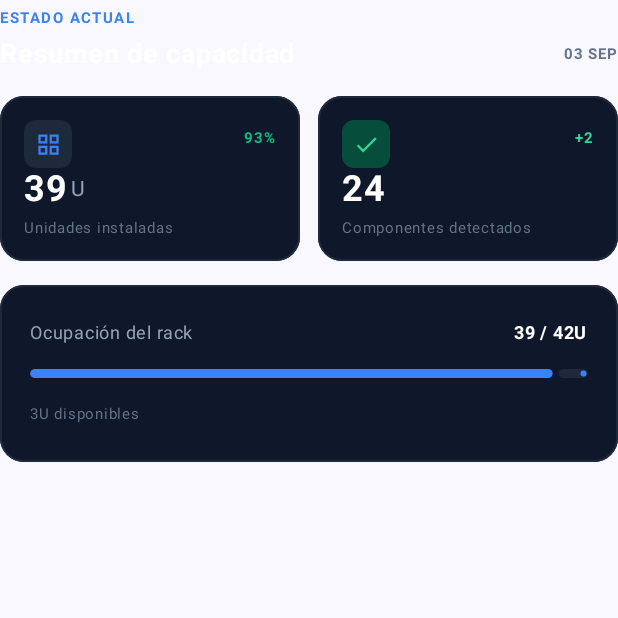
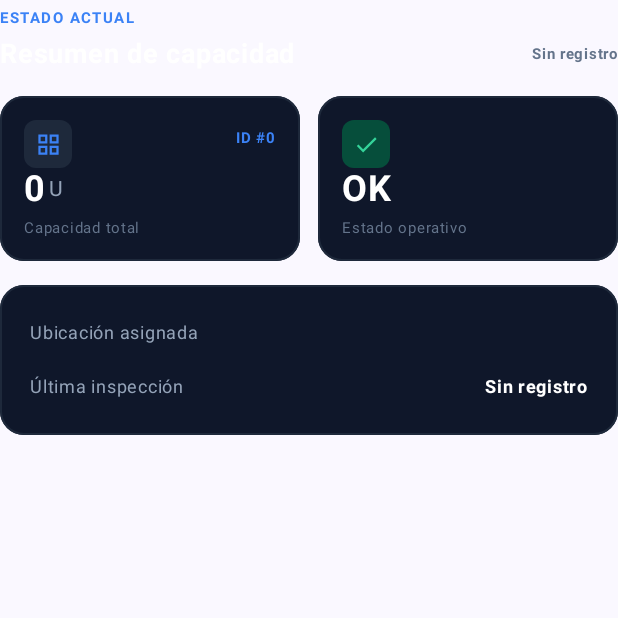
Before and after one commit to LucasRamirez04/CompoRack, an Android app built with Jetpack Compose: the composable SeccionEstadoActual shown on its own in the app's theme, on a phone screen of 412 x 824 dp, the top half of it. Run offline under Robolectric (Android 15) with nearby library versions, the phone set to English and light mode, and no system bars.

Commit message:
Actualizacion DetalleRackScreen.kt con funcion de buscar Racks por id

```diff
--- a/app/src/main/java/com/duoc/comporack/ui/DetalleRackScreen.kt
+++ b/app/src/main/java/com/duoc/comporack/ui/DetalleRackScreen.kt
@@ -4,17 +4,18 @@ import androidx.compose.foundation.background
 import androidx.compose.foundation.border
 import androidx.compose.foundation.clickable
 import androidx.compose.foundation.layout.*
+import androidx.compose.foundation.shape.CircleShape
 import androidx.compose.foundation.shape.RoundedCornerShape
 import androidx.compose.material.icons.Icons
 import androidx.compose.material.icons.filled.ArrowBackIosNew
 import androidx.compose.material.icons.filled.ArrowForward
 import androidx.compose.material.icons.filled.Check
 import androidx.compose.material.icons.filled.GridView
-import androidx.compose.material.icons.filled.MoreHoriz
 import androidx.compose.material.icons.filled.QrCodeScanner
 import androidx.compose.material.icons.filled.Storage
 import androidx.compose.material3.*
 import androidx.compose.runtime.Composable
+import androidx.compose.runtime.LaunchedEffect
 import androidx.compose.ui.Alignment
 import androidx.compose.ui.Modifier
 import androidx.compose.ui.draw.clip
@@ -23,10 +24,27 @@ import androidx.compose.ui.text.font.FontWeight
 import androidx.compose.ui.text.style.TextAlign
 import androidx.compose.ui.unit.dp
 import androidx.compose.ui.unit.sp
+import androidx.lifecycle.viewmodel.compose.viewModel
 import androidx.navigation.NavController
+import com.duoc.comporack.model.Racks
+import com.duoc.comporack.viewmodel.DetalleRackViewModel
+import java.text.SimpleDateFormat
+import java.util.Date
+import java.util.Locale
 
 @Composable
-fun DetalleRackScreen(navController: NavController) {
+fun DetalleRackScreen(
+    navController: NavController,
+    rackId: Int,
+    viewModel: DetalleRackViewModel = viewModel()
+) {
+    val state = viewModel.uiState
+
+    // Se ejecuta automáticamente al entrar a la pantalla con el ID del rack tocado
+    LaunchedEffect(rackId) {
+        viewModel.cargarRack(rackId)
+    }
+
     Scaffold(
         containerColor = Color(0xFF0A1128)
     ) { paddingValues ->
@@ -37,19 +55,48 @@ fun DetalleRackScreen(navController: NavController) {
                 .padding(horizontal = 20.dp)
         ) {
             Spacer(modifier = Modifier.height(16.dp))
-            TopBarDetalle(navController)
+            TopBarDetalle(
+                navController = navController,
+                subtitulo = state.rack?.ubicacion?.uppercase() ?: "CARGANDO..."
+            )
             Spacer(modifier = Modifier.height(24.dp))
-            TarjetaRackSeleccionado()
-            Spacer(modifier = Modifier.height(16.dp))
-            BotonesAccion(navController)
-            Spacer(modifier = Modifier.height(24.dp))
-            SeccionEstadoActual()
+
+            when {
+                state.cargando -> {
+                    Box(modifier = Modifier.fillMaxSize(), contentAlignment = Alignment.Center) {
+                        CircularProgressIndicator(color = Color(0xFF3B82F6))
+                    }
+                }
+
+                state.error != null -> {
+                    Box(modifier = Modifier.fillMaxSize(), contentAlignment = Alignment.Center) {
+                        Column(horizontalAlignment = Alignment.CenterHorizontally) {
+                            Text(text = state.error, color = Color(0xFFEF4444), fontSize = 14.sp)
+                            Spacer(modifier = Modifier.height(12.dp))
+                            Button(
+                                onClick = { viewModel.cargarRack(rackId) },
+                                colors = ButtonDefaults.buttonColors(containerColor = Color(0xFF2563EB))
+                            ) {
+                                Text("Reintentar", color = Color.White)
+                            }
+                        }
+                    }
+                }
+
+                state.rack != null -> {
+                    TarjetaRackSeleccionado(rack = state.rack)
+                    Spacer(modifier = Modifier.height(16.dp))
+                    BotonesAccion(navController = navController)
+                    Spacer(modifier = Modifier.height(24.dp))
+                    SeccionEstadoActual(rack = state.rack)
+                }
+            }
         }
     }
 }
 
 @Composable
-fun TopBarDetalle(navController: NavController) {
+fun TopBarDetalle(navController: NavController, subtitulo: String) {
     Row(
         modifier = Modifier.fillMaxWidth(),
         horizontalArrangement = Arrangement.SpaceBetween,
@@ -78,7 +125,7 @@ fun TopBarDetalle(navController: NavController) {
                 fontWeight = FontWeight.Bold
             )
             Text(
-                text = "SALA PRINCIPAL",
+                text = subtitulo,
                 color = Color(0xFF64748B),
                 fontSize = 10.sp,
                 fontWeight = FontWeight.Bold,
@@ -88,41 +135,83 @@ fun TopBarDetalle(navController: NavController) {
         Spacer(modifier = Modifier.size(44.dp))
     }
 }
+
 @Composable
-fun TarjetaRackSeleccionado() {
+fun TarjetaRackSeleccionado(rack: Racks) {
+    val colorEstado = if (rack.esOperativo) Color(0xFF10B981) else Color(0xFFFBBF24)
+
     Card(
         modifier = Modifier.fillMaxWidth(),
         colors = CardDefaults.cardColors(containerColor = Color(0xFF0F172A)),
         shape = RoundedCornerShape(16.dp),
-        border = CardDefaults.outlinedCardBorder(true).copy(brush = androidx.compose.ui.graphics.SolidColor(Color(0xFF1E293B)))
+        border = CardDefaults.outlinedCardBorder(true).copy(
+            brush = androidx.compose.ui.graphics.SolidColor(Color(0xFF1E293B))
+        )
     ) {
         Column {
             Row(
-                modifier = Modifier.fillMaxWidth().padding(20.dp),
+                modifier = Modifier
+                    .fillMaxWidth()
+                    .padding(20.dp),
                 horizontalArrangement = Arrangement.SpaceBetween,
                 verticalAlignment = Alignment.CenterVertically
             ) {
                 Column {
-                    Text("RACK SELECCIONADO", color = Color(0xFF3B82F6), fontSize = 10.sp, fontWeight = FontWeight.Bold, letterSpacing = 1.sp)
+                    Text(
+                        "RACK SELECCIONADO",
+                        color = Color(0xFF3B82F6),
+                        fontSize = 10.sp,
+                        fontWeight = FontWeight.Bold,
+                        letterSpacing = 1.sp
+                    )
                     Spacer(modifier = Modifier.height(8.dp))
-                    Text("RACK-A01", color = Color.White, fontSize = 32.sp, fontWeight = FontWeight.Bold)
+                    Text(
+                        "RACK-${rack.id}",
+                        color = Color.White,
+                        fontSize = 32.sp,
+                        fontWeight = FontWeight.Bold
+                    )
                     Spacer(modifier = Modifier.height(4.dp))
-                    Text("Data Center Sala Principal", color = Color(0xFF94A3B8), fontSize = 12.sp)
+                    Text(rack.ubicacion, color = Color(0xFF94A3B8), fontSize = 12.sp)
                 }
-                Icon(Icons.Default.Storage, contentDescription = "Rack Icon", tint = Color(0xFF334155), modifier = Modifier.size(64.dp))
+                Icon(
+                    Icons.Default.Storage,
+                    contentDescription = "Rack Icon",
+                    tint = Color(0xFF334155),
+                    modifier = Modifier.size(64.dp)
+                )
             }
             HorizontalDivider(color = Color(0xFF1E293B), thickness = 1.dp)
             Row(
-                modifier = Modifier.fillMaxWidth().padding(horizontal = 20.dp, vertical = 12.dp),
+                modifier = Modifier
+                    .fillMaxWidth()
+                    .padding(horizontal = 20.dp, vertical = 12.dp),
                 horizontalArrangement = Arrangement.SpaceBetween,
                 verticalAlignment = Alignment.CenterVertically
             ) {
                 Row(verticalAlignment = Alignment.CenterVertically) {
-                    Box(modifier = Modifier.size(8.dp).clip(androidx.compose.foundation.shape.CircleShape).background(Color(0xFF10B981)))
+                    Box(
+                        modifier = Modifier
+                            .size(8.dp)
+                            .clip(CircleShape)
+                            .background(colorEstado)
+                    )
                     Spacer(modifier = Modifier.width(6.dp))
-                    Text("OPERATIVO", color = Color(0xFF10B981), fontSize = 10.sp, fontWeight = FontWeight.Bold, letterSpacing = 1.sp)
+                    Text(
+                        rack.estado.uppercase(),
+                        color = colorEstado,
+                        fontSize = 10.sp,
+                        fontWeight = FontWeight.Bold,
+                        letterSpacing = 1.sp
+                    )
                 }
-                Text("FILA A - POS. 01", color = Color(0xFF64748B), fontSize = 10.sp, fontWeight = FontWeight.Bold, letterSpacing = 1.sp)
+                Text(
+                    "CAPACIDAD ${rack.capacidad}U",
+                    color = Color(0xFF64748B),
+                    fontSize = 10.sp,
+                    fontWeight = FontWeight.Bold,
+                    letterSpacing = 1.sp
+                )
             }
         }
     }
@@ -136,12 +225,18 @@ fun BotonesAccion(navController: NavController) {
     ) {
         Button(
             onClick = { navController.navigate("nuevo_registro") },
-            modifier = Modifier.weight(1f).height(80.dp),
+            modifier = Modifier
+                .weight(1f)
+                .height(80.dp),
             colors = ButtonDefaults.buttonColors(containerColor = Color(0xFF2563EB)),
             shape = RoundedCornerShape(16.dp)
         ) {
             Column(modifier = Modifier.fillMaxSize(), verticalArrangement = Arrangement.Center) {
-                Row(modifier = Modifier.fillMaxWidth(), horizontalArrangement = Arrangement.SpaceBetween, verticalAlignment = Alignment.CenterVertically) {
+                Row(
+                    modifier = Modifier.fillMaxWidth(),
+                    horizontalArrangement = Arrangement.SpaceBetween,
+                    verticalAlignment = Alignment.CenterVertically
+                ) {
                     Icon(Icons.Default.QrCodeScanner, contentDescription = "Escanear", tint = Color.White)
                     Icon(Icons.Default.ArrowForward, contentDescription = "Ir", tint = Color.White, modifier = Modifier.size(16.dp))
                 }
@@ -151,43 +246,84 @@ fun BotonesAccion(navController: NavController) {
         }
 
         Card(
-            modifier = Modifier.weight(1f).height(80.dp).clickable { navController.navigate("resumen") },
+            modifier = Modifier
+                .weight(1f)
+                .height(80.dp)
+                .clickable { navController.navigate("resumen") },
             colors = CardDefaults.cardColors(containerColor = Color(0xFF0F172A)),
             shape = RoundedCornerShape(16.dp),
-            border = CardDefaults.outlinedCardBorder(true).copy(brush = androidx.compose.ui.graphics.SolidColor(Color(0xFF1E293B)))
+            border = CardDefaults.outlinedCardBorder(true).copy(
+                brush = androidx.compose.ui.graphics.SolidColor(Color(0xFF1E293B))
+            )
         ) {
             Column(
-                modifier = Modifier.fillMaxSize().padding(12.dp),
+                modifier = Modifier
+                    .fillMaxSize()
+                    .padding(12.dp),
                 verticalArrangement = Arrangement.Center,
                 horizontalAlignment = Alignment.CenterHorizontally
             ) {
                 Icon(Icons.Default.GridView, contentDescription = "Resumen", tint = Color.White, modifier = Modifier.size(24.dp))
                 Spacer(modifier = Modifier.height(8.dp))
-                Text("Resumen Registro Anterior", color = Color.White, fontWeight = FontWeight.Bold, fontSize = 11.sp, textAlign = TextAlign.Center, lineHeight = 14.sp)
+                Text(
+                    "Resumen Registro Anterior",
+                    color = Color.White,
+                    fontWeight = FontWeight.Bold,
+                    fontSize = 11.sp,
+                    textAlign = TextAlign.Center,
+                    lineHeight = 14.sp
+                )
             }
         }
     }
 }
 
 @Composable
-fun SeccionEstadoActual() {
+fun SeccionEstadoActual(rack: Racks) {
     Column {
-        Text("ESTADO ACTUAL", color = Color(0xFF3B82F6), fontSize = 10.sp, fontWeight = FontWeight.Bold, letterSpacing = 1.sp)
-        Row(modifier = Modifier.fillMaxWidth(), horizontalArrangement = Arrangement.SpaceBetween, verticalAlignment = Alignment.CenterVertically) {
+        Text(
+            "ESTADO ACTUAL",
+            color = Color(0xFF3B82F6),
+            fontSize = 10.sp,
+            fontWeight = FontWeight.Bold,
+            letterSpacing = 1.sp
+        )
+        Row(
+            modifier = Modifier.fillMaxWidth(),
+            horizontalArrangement = Arrangement.SpaceBetween,
+            verticalAlignment = Alignment.CenterVertically
+        ) {
             Text("Resumen de capacidad", color = Color.White, fontSize = 18.sp, fontWeight = FontWeight.Bold)
-            Text("03 SEP", color = Color(0xFF64748B), fontSize = 10.sp, fontWeight = FontWeight.Bold)
+            Text(
+                formatearFechaDetalle(rack.ultimaInspeccion),
+                color = Color(0xFF64748B),
+                fontSize = 10.sp,
+                fontWeight = FontWeight.Bold
+            )
         }
         Spacer(modifier = Modifier.height(16.dp))
         Row(modifier = Modifier.fillMaxWidth(), horizontalArrangement = Arrangement.spacedBy(12.dp)) {
             TarjetaInformativa(
-                modifier = Modifier.weight(1f), icono = Icons.Default.GridView, valorGrande = "39", valorSufijo = "U",
-                descripcion = "Unidades instaladas", badge = "93%", iconoFondoColor = Color(0xFF1E293B),
-                iconoIconoColor = Color(0xFF3B82F6), badgeColor = Color(0xFF10B981)
+                modifier = Modifier.weight(1f),
+                icono = Icons.Default.GridView,
+                valorGrande = rack.capacidad.toString(),
+                valorSufijo = "U",
+                descripcion = "Capacidad total",
+                badge = "ID #${rack.id}",
+                iconoFondoColor = Color(0xFF1E293B),
+                iconoIconoColor = Color(0xFF3B82F6),
+                badgeColor = Color(0xFF3B82F6)
             )
             TarjetaInformativa(
-                modifier = Modifier.weight(1f), icono = Icons.Default.Check, valorGrande = "24", valorSufijo = "",
-                descripcion = "Componentes detectados", badge = "+2", iconoFondoColor = Color(0xFF064E3B),
-                iconoIconoColor = Color(0xFF34D399), badgeColor = Color(0xFF34D399)
+                modifier = Modifier.weight(1f),
+                icono = Icons.Default.Check,
+                valorGrande = if (rack.esOperativo) "OK" else "REV",
+                valorSufijo = "",
+                descripcion = "Estado operativo",
+                badge = rack.estado.uppercase(),
+                iconoFondoColor = if (rack.esOperativo) Color(0xFF064E3B) else Color(0xFF451A03),
+                iconoIconoColor = if (rack.esOperativo) Color(0xFF34D399) else Color(0xFFFBBF24),
+                badgeColor = if (rack.esOperativo) Color(0xFF34D399) else Color(0xFFFBBF24)
             )
         }
         Spacer(modifier = Modifier.height(16.dp))
@@ -195,22 +331,25 @@ fun SeccionEstadoActual() {
             modifier = Modifier.fillMaxWidth(),
             colors = CardDefaults.cardColors(containerColor = Color(0xFF0F172A)),
             shape = RoundedCornerShape(16.dp),
-            border = CardDefaults.outlinedCardBorder(true).copy(brush = androidx.compose.ui.graphics.SolidColor(Color(0xFF1E293B)))
+            border = CardDefaults.outlinedCardBorder(true).copy(
+                brush = androidx.compose.ui.graphics.SolidColor(Color(0xFF1E293B))
+            )
         ) {
             Column(modifier = Modifier.padding(20.dp)) {
                 Row(modifier = Modifier.fillMaxWidth(), horizontalArrangement = Arrangement.SpaceBetween) {
-                    Text("Ocupación del rack", color = Color(0xFF94A3B8), fontSize = 12.sp)
-                    Text("39 / 42U", color = Color.White, fontSize = 12.sp, fontWeight = FontWeight.Bold)
+                    Text("Ubicación asignada", color = Color(0xFF94A3B8), fontSize = 12.sp)
+                    Text(rack.ubicacion, color = Color.White, fontSize = 12.sp, fontWeight = FontWeight.Bold)
                 }
                 Spacer(modifier = Modifier.height(12.dp))
-                LinearProgressIndicator(
-                    progress = { 39f / 42f },
-                    modifier = Modifier.fillMaxWidth().height(6.dp).clip(RoundedCornerShape(3.dp)),
-                    color = Color(0xFF3B82F6),
-                    trackColor = Color(0xFF1E293B)
-                )
-                Spacer(modifier = Modifier.height(12.dp))
-                Text("3U disponibles", color = Color(0xFF64748B), fontSize = 10.sp)
+                Row(modifier = Modifier.fillMaxWidth(), horizontalArrangement = Arrangement.SpaceBetween) {
+                    Text("Última inspección", color = Color(0xFF94A3B8), fontSize = 12.sp)
+                    Text(
+                        formatearFechaDetalle(rack.ultimaInspeccion),
+                        color = Color.White,
+                        fontSize = 12.sp,
+                        fontWeight = FontWeight.Bold
+                    )
+                }
             }
         }
     }
@@ -218,14 +357,23 @@ fun SeccionEstadoActual() {
 
 @Composable
 fun TarjetaInformativa(
-    modifier: Modifier, icono: androidx.compose.ui.graphics.vector.ImageVector, valorGrande: String,
-    valorSufijo: String, descripcion: String, badge: String, iconoFondoColor: Color, iconoIconoColor: Color, badgeColor: Color
+    modifier: Modifier,
+    icono: androidx.compose.ui.graphics.vector.ImageVector,
+    valorGrande: String,
+    valorSufijo: String,
+    descripcion: String,
+    badge: String,
+    iconoFondoColor: Color,
+    iconoIconoColor: Color,
+    badgeColor: Color
 ) {
     Card(
         modifier = modifier.height(110.dp),
         colors = CardDefaults.cardColors(containerColor = Color(0xFF0F172A)),
         shape = RoundedCornerShape(16.dp),
-        border = CardDefaults.outlinedCardBorder(true).copy(brush = androidx.compose.ui.graphics.SolidColor(Color(0xFF1E293B)))
+        border = CardDefaults.outlinedCardBorder(true).copy(
+            brush = androidx.compose.ui.graphics.SolidColor(Color(0xFF1E293B))
+        )
     ) {
         Column(modifier = Modifier.fillMaxSize().padding(16.dp), verticalArrangement = Arrangement.SpaceBetween) {
             Row(modifier = Modifier.fillMaxWidth(), horizontalArrangement = Arrangement.SpaceBetween, verticalAlignment = Alignment.Top) {
@@ -237,10 +385,22 @@ fun TarjetaInformativa(
             Column {
                 Row(verticalAlignment = Alignment.Bottom) {
                     Text(valorGrande, color = Color.White, fontSize = 24.sp, fontWeight = FontWeight.Bold)
-                    if (valorSufijo.isNotEmpty()) Text(valorSufijo, color = Color(0xFF94A3B8), fontSize = 14.sp, modifier = Modifier.padding(bottom = 2.dp, start = 2.dp))
+                    if (valorSufijo.isNotEmpty()) {
+                        Text(valorSufijo, color = Color(0xFF94A3B8), fontSize = 14.sp, modifier = Modifier.padding(bottom = 2.dp, start = 2.dp))
+                    }
                 }
                 Text(descripcion, color = Color(0xFF64748B), fontSize = 10.sp)
             }
         }
     }
 }
+
+private fun formatearFechaDetalle(timestamp: Long?): String {
+    if (timestamp == null || timestamp == 0L) return "Sin registro"
+    return try {
+        val sdf = SimpleDateFormat("dd/MM/yyyy", Locale.getDefault())
+        sdf.format(Date(timestamp))
+    } catch (e: Exception) {
+        "Sin registro"
+    }
+}
```
